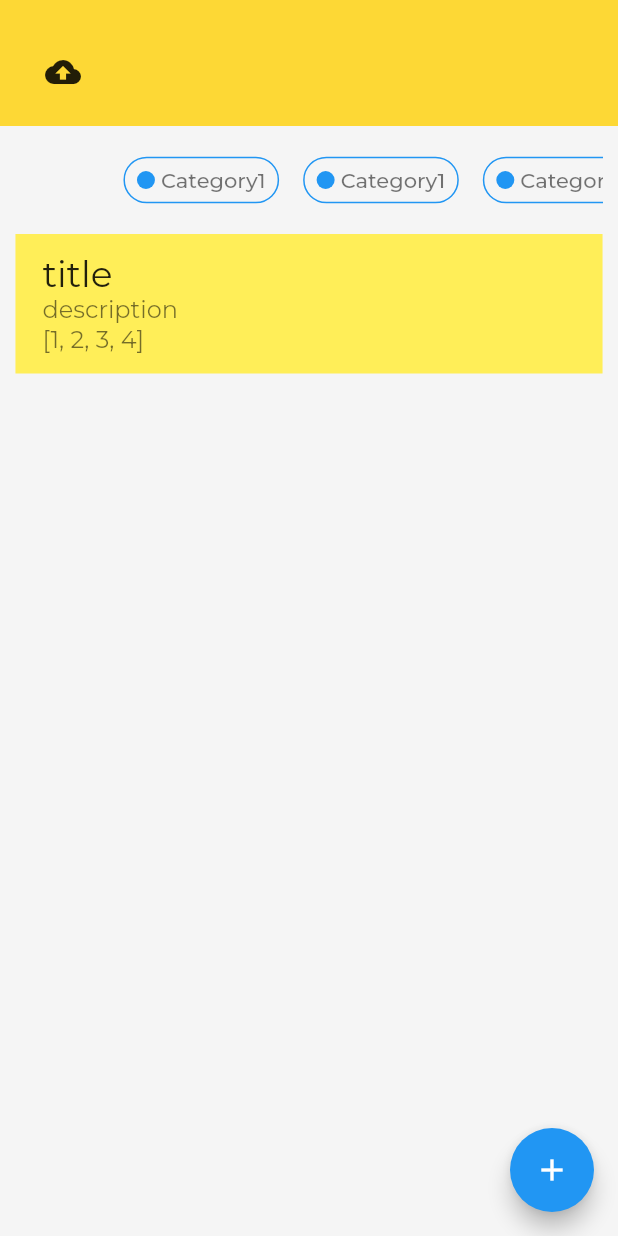
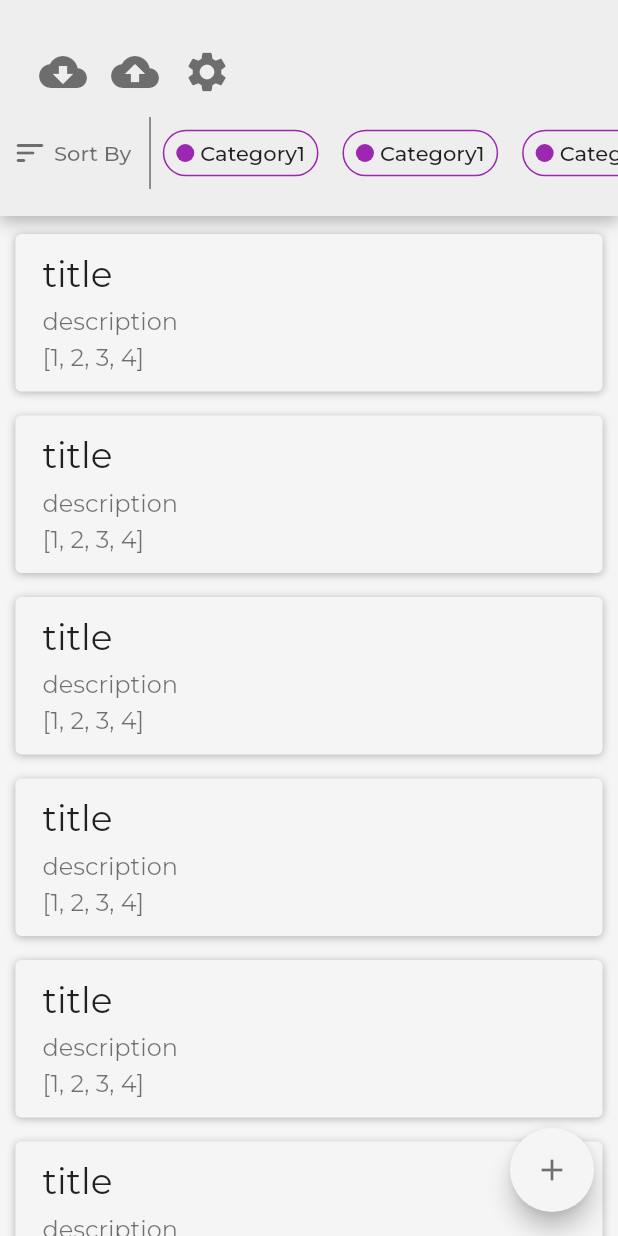
Before and after one commit to MasRoesdi/bank_of_ideas, a Flutter app: the screen it shows after launch, on a phone screen of 412 x 824 dp. Run offline on Flutter 3.47's test engine with Material 2 defaults, Android fonts, the light colour scheme and no system bars; our stand-ins replace google_fonts, hive, hive_flutter; accounts and stored records are empty.

Commit message:
Changed the app's main color theme, completed the category button UI, and some other minor improvements

```diff
--- a/lib/custom_properties.dart
+++ b/lib/custom_properties.dart
@@ -16,3 +16,8 @@ class TextProperties {
     fontSize: 14,
   );
 }
+
+class ColorProperties {
+  static Color? main = Colors.grey[100];
+  static Color? secondary = Colors.grey[200];
+}
--- a/lib/custom_widgets.dart
+++ b/lib/custom_widgets.dart
@@ -22,8 +22,17 @@ class CardIdea extends StatelessWidget {
         vertical: 12,
         horizontal: 18,
       ),
+      margin: const EdgeInsets.symmetric(vertical: 8),
       decoration: BoxDecoration(
-        color: Colors.yellow[400],
+        color: ColorProperties.main,
+        borderRadius: BorderRadius.circular(4),
+        boxShadow: const [
+          BoxShadow(
+            color: Colors.black26,
+            offset: Offset(0, 1),
+            blurRadius: 4,
+          )
+        ],
       ),
       child: Column(
         mainAxisSize: MainAxisSize.max,
@@ -34,9 +43,15 @@ class CardIdea extends StatelessWidget {
             '$title',
             style: TextProperties.h1,
           ),
+          const SizedBox(
+            height: 8,
+          ),
           Text(
             '$description',
             style: TextProperties.normal,
+          ),
+          const SizedBox(
+            height: 4,
           ),
           Text(
             '$categories',
@@ -48,8 +63,9 @@ class CardIdea extends StatelessWidget {
   }
 }
 
-// This widget is used for the HomeScreen's toggle buttons
-// The widget requires the color code and the name of said category
+// This widget is used for the HomeScreen's toggle buttons. The widget requires
+// the color code, name of said category, and the state to know whether or not
+// the button has been pressed.
 class CategoryButton extends StatelessWidget {
   final Color? categoryColor;
   final String? categoryName;
@@ -61,15 +77,22 @@ class CategoryButton extends StatelessWidget {
       required this.isSelected,
       super.key});
 
-  // This part of the code is still errornous, mainly because the r, g, and b
-  // values can exceed 255 (which may have unexpected effects).
-  // ------------------------------------------------------------------------
-  // TODO: IMPLEMENT ERROR HANDLING ON COLORS THAT MAY EXCEED 255 IN RGB VALUE
+  // Modifies the current color using the HSLColor class to modify the color's
+  // lightness/brightness. It is considerably easier to use HSL than RGB. Since
+  // using RGB means that you need to handle values that could go over 255.
   Color modifiedCategoryColor(Color currentColor) {
-    return currentColor
-        .withRed(currentColor.red + 14)
-        .withGreen(currentColor.green + 14)
-        .withBlue(currentColor.blue + 14);
+    HSLColor convertedColor = HSLColor.fromColor(currentColor);
+    double colorBrightness = convertedColor.lightness;
+
+    if (colorBrightness < 0.5) {
+      return convertedColor
+          .withLightness(convertedColor.lightness + 0.2)
+          .toColor();
+    } else {
+      return convertedColor
+          .withLightness(convertedColor.lightness - 0.2)
+          .toColor();
+    }
   }
 
   @override
@@ -78,12 +101,12 @@ class CategoryButton extends StatelessWidget {
       duration: const Duration(milliseconds: 150),
       padding: const EdgeInsets.symmetric(vertical: 6, horizontal: 8),
       decoration: BoxDecoration(
-        color: isSelected! ? categoryColor! : Colors.grey[100],
+        color: isSelected! ? categoryColor! : ColorProperties.secondary,
         border: Border.all(
           color: categoryColor!,
           width: 1,
         ),
-        borderRadius: BorderRadius.circular(48),
+        borderRadius: BorderRadius.circular(256),
       ),
       child: Row(
         mainAxisAlignment: MainAxisAlignment.start,
@@ -102,7 +125,14 @@ class CategoryButton extends StatelessWidget {
           ),
           Text(
             '$categoryName',
-            style: TextProperties.small,
+            style: TextStyle(
+              color: isSelected! &&
+                      HSLColor.fromColor(categoryColor!).lightness < 0.5
+                  ? Colors.grey[100]
+                  : Colors.black87,
+              fontSize: 14,
+              fontWeight: FontWeight.w500,
+            ),
           ),
         ],
       ),
--- a/lib/home.dart
+++ b/lib/home.dart
@@ -1,3 +1,4 @@
+import 'package:bank_of_ideas/custom_properties.dart';
 import 'package:bank_of_ideas/custom_widgets.dart';
 import 'package:flutter/material.dart';
 import 'package:hive/hive.dart';
@@ -21,28 +22,60 @@ class _HomeScreen extends State<HomeScreen> {
 
     return Scaffold(
       // Make sure not to make the background too bright
-      backgroundColor: Colors.grey[100],
+      backgroundColor: ColorProperties.main,
       floatingActionButton: FloatingActionButton(
         onPressed: get,
+        foregroundColor: Colors.black54,
+        backgroundColor: ColorProperties.main,
         child: const Icon(Icons.add),
       ),
-      body: SingleChildScrollView(
+      body: Column(
+        mainAxisSize: MainAxisSize.max,
+        mainAxisAlignment: MainAxisAlignment.start,
+        crossAxisAlignment: CrossAxisAlignment.start,
+        children: [
+          Container(
+            width: screenSize.width,
+            padding: const EdgeInsets.only(top: 24, bottom: 12),
+            margin: const EdgeInsets.only(bottom: 4),
+            decoration: BoxDecoration(
+              color: ColorProperties.secondary,
+              boxShadow: const [
+                BoxShadow(
+                  color: Colors.black26,
+                  offset: Offset(0, 4),
+                  blurRadius: 8,
+                ),
+              ],
+            ),
             child: Column(
               children: [
                 Container(
-              width: screenSize.width,
-              padding: const EdgeInsets.only(
-                  top: 24, right: 18, bottom: 12, left: 18),
-              decoration: BoxDecoration(
-                color: Colors.yellow[600],
-              ),
+                  margin: const EdgeInsets.symmetric(horizontal: 18),
                   child: Row(
                     children: [
                       IconButton(
                         onPressed: () {},
                         icon: const Icon(
-                      Icons.cloud_upload_sharp,
-                      color: Colors.black87,
+                          Icons.cloud_download_rounded,
+                          color: Colors.black54,
+                          size: 32,
+                        ),
+                      ),
+                      IconButton(
+                        onPressed: () {},
+                        icon: const Icon(
+                          Icons.cloud_upload_rounded,
+                          color: Colors.black54,
+                          size: 32,
+                        ),
+                      ),
+                      IconButton(
+                        onPressed: () {},
+                        icon: const Icon(
+                          Icons.settings,
+                          color: Colors.black54,
+                          size: 32,
                         ),
                       ),
                     ],
@@ -50,43 +83,69 @@ class _HomeScreen extends State<HomeScreen> {
                 ),
                 // Something like a categories selector in a horizontal scrollview
                 Container(
-              margin: EdgeInsets.symmetric(
-                  vertical: 12, horizontal: screenSize.width * 0.025),
+                  margin: const EdgeInsets.symmetric(vertical: 6),
+                  child: Row(
+                    mainAxisSize: MainAxisSize.max,
+                    mainAxisAlignment: MainAxisAlignment.start,
+                    crossAxisAlignment: CrossAxisAlignment.center,
+                    children: [
+                      //  Perhaps there will be a sort button, who knows
+                      Container(
+                        padding: const EdgeInsets.only(right: 4),
+                        decoration: BoxDecoration(
+                          color: ColorProperties.secondary,
+                          border: const Border(
+                            right: BorderSide(
+                              color: Colors.black54,
+                              width: 1,
+                            ),
+                          ),
+                        ),
+                        child: TextButton(
+                          onPressed: () {},
+                          child: Row(
+                            children: const [
+                              Icon(
+                                Icons.sort_rounded,
+                                color: Colors.black54,
+                              ),
+                              SizedBox(
+                                width: 4,
+                              ),
+                              Text(
+                                'Sort By',
+                                style: TextProperties.small,
+                              )
+                            ],
+                          ),
+                        ),
+                      ),
+                      // In here will be the categories
+                      Expanded(
                         child: SingleChildScrollView(
                           scrollDirection: Axis.horizontal,
                           child: Row(
                             mainAxisSize: MainAxisSize.max,
                             mainAxisAlignment: MainAxisAlignment.start,
                             crossAxisAlignment: CrossAxisAlignment.center,
-                  children: [
-                    //  Perhaps there will be a sort button, who knows
-                    SizedBox(
-                      child: TextButton(
-                        onPressed: () {},
-                        child: Row(),
-                      ),
-                    ),
-                    // In here will be the categories
-                    Row(
-                      mainAxisSize: MainAxisSize.max,
-                      mainAxisAlignment: MainAxisAlignment.start,
-                      crossAxisAlignment: CrossAxisAlignment.center,
-                      children:
-                          List.generate(selectedCategories.length, (index) {
+                            children: List.generate(selectedCategories.length,
+                                (index) {
                               return Container(
-                          margin: const EdgeInsets.symmetric(horizontal: 8),
+                                margin:
+                                    const EdgeInsets.symmetric(horizontal: 8),
                                 child: TextButton(
                                   style: const ButtonStyle(
-                              padding:
-                                  MaterialStatePropertyAll(EdgeInsets.zero),
+                                    padding: MaterialStatePropertyAll(
+                                        EdgeInsets.zero),
                                     shape: MaterialStatePropertyAll(
                                       RoundedRectangleBorder(
                                         borderRadius: BorderRadius.all(
-                                    Radius.circular(48),
+                                          Radius.circular(256),
                                         ),
                                       ),
                                     ),
-                              tapTargetSize: MaterialTapTargetSize.shrinkWrap,
+                                    tapTargetSize:
+                                        MaterialTapTargetSize.shrinkWrap,
                                   ),
                                   onPressed: () {
                                     setState(() {
@@ -95,7 +154,7 @@ class _HomeScreen extends State<HomeScreen> {
                                     });
                                   },
                                   child: CategoryButton(
-                              categoryColor: Colors.blue,
+                                    categoryColor: Colors.purple,
                                     categoryName: "Category1",
                                     isSelected: selectedCategories[index],
                                   ),
@@ -103,11 +162,22 @@ class _HomeScreen extends State<HomeScreen> {
                               );
                             }),
                           ),
+                        ),
+                      ),
                     ],
                   ),
                 ),
+              ],
+            ),
           ),
           // Ideas list using custom widgets -> CardIdea
+          Expanded(
+            child: SingleChildScrollView(
+              child: SizedBox(
+                width: screenSize.width,
+                child: Column(
+                  children: [
+                    for (var i = 0; i < 10; i++)
                       const CardIdea(
                         title: "title",
                         description: "description",
@@ -116,6 +186,10 @@ class _HomeScreen extends State<HomeScreen> {
                   ],
                 ),
               ),
+            ),
+          ),
+        ],
+      ),
     );
   }
 }
--- a/lib/splash.dart
+++ b/lib/splash.dart
@@ -1,5 +1,6 @@
 import 'dart:async';
 
+import 'package:bank_of_ideas/custom_properties.dart';
 import 'package:flutter/material.dart';
 
 class SplashScreen extends StatefulWidget {
@@ -25,7 +26,7 @@ class _SplashScreen extends State<SplashScreen> {
   @override
   Widget build(BuildContext context) {
     return Scaffold(
-      backgroundColor: Colors.yellow[600],
+      backgroundColor: ColorProperties.main,
       body: Center(
         child: Column(
           mainAxisSize: MainAxisSize.max,
```
Lines whose indentation alone changed are shown as unchanged.
